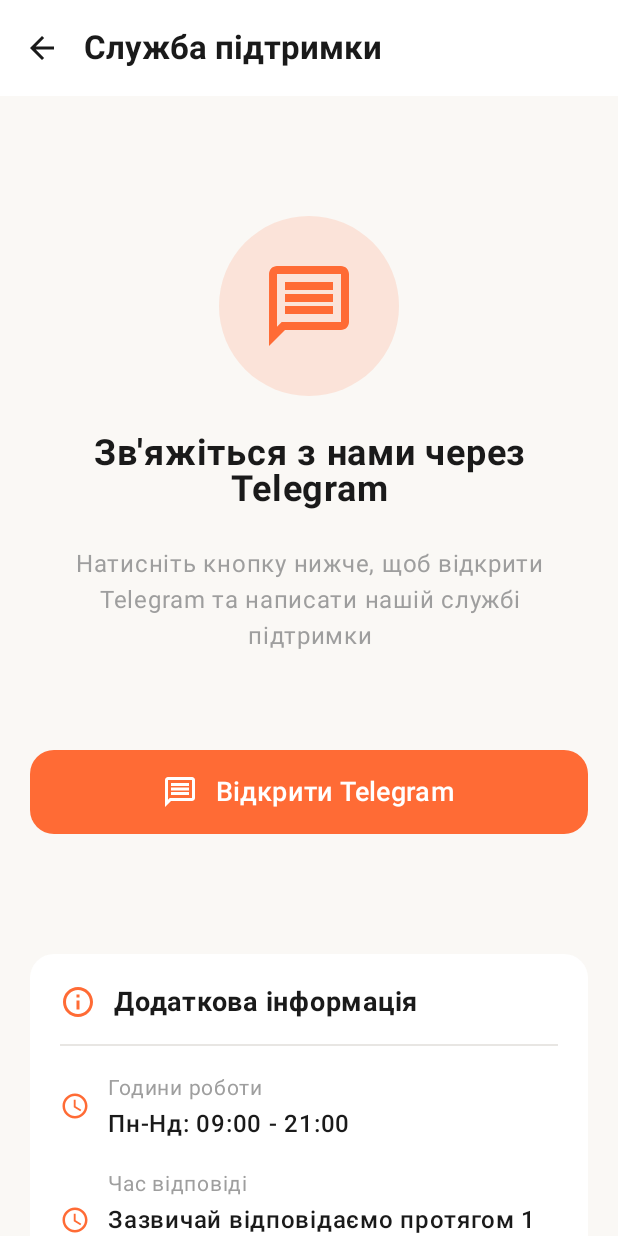
After one commit to Dimitrito/Mobile_Delivery, an Android app built with Jetpack Compose: the SupportScreen screen opened through its navigation route, on a phone screen of 412 x 824 dp. The commit adds this screen. Run offline under Robolectric (Android 15) with nearby library versions, the phone set to English and light mode, and no system bars; pictures from the network do not load.

Commit message:
feat: add Telegram support screen with bot integration

```diff
--- a/frontend/src/main/kotlin/com/mobiledelivery/presentation/navigation/AppNavigation.kt
+++ b/frontend/src/main/kotlin/com/mobiledelivery/presentation/navigation/AppNavigation.kt
@@ -36,6 +36,7 @@ import com.mobiledelivery.presentation.screens.home.HomeScreen
 import com.mobiledelivery.presentation.screens.login.LoginScreen
 import com.mobiledelivery.presentation.screens.profile.ProfileScreen
 import com.mobiledelivery.presentation.screens.register.RegisterScreen
+import com.mobiledelivery.presentation.screens.support.SupportScreen
 import com.mobiledelivery.presentation.states.UiState
 import com.mobiledelivery.presentation.viewmodels.AuthViewModel
 import com.mobiledelivery.presentation.viewmodels.CartViewModel
@@ -54,6 +55,7 @@ sealed class Screen(val route: String) {
     object Profile : Screen("profile")
     object CourierOrders : Screen("courier_orders")
     object Feedback : Screen("feedback")
+    object Support : Screen("support")
 
     object DishDetail : Screen("dish_detail/{dishId}") {
         fun createRoute(dishId: Int) = "dish_detail/$dishId"
@@ -187,6 +189,9 @@ fun AppNavigation(navController: NavHostController) {
                 onNavigateToDishDetail = { dishId ->
                     navController.navigate(Screen.DishDetail.createRoute(dishId))
                 },
+                onNavigateToSupport = {
+                    navController.navigate(Screen.Support.route)
+                },
                 currentRoute = currentRouteForHome
             )
         }
@@ -230,6 +235,12 @@ fun AppNavigation(navController: NavHostController) {
             FeedbackScreen(
                 viewModel = feedbackViewModel,
                 customerId = customerId,
+                onNavigateBack = { navController.popBackStack() }
+            )
+        }
+
+        composable(Screen.Support.route) {
+            SupportScreen(
                 onNavigateBack = { navController.popBackStack() }
             )
         }
--- a/frontend/src/main/kotlin/com/mobiledelivery/presentation/screens/home/HomeScreen.kt
+++ b/frontend/src/main/kotlin/com/mobiledelivery/presentation/screens/home/HomeScreen.kt
@@ -64,6 +64,7 @@ fun HomeScreen(
     onNavigateToProfile: () -> Unit,
     onNavigateToCourierOrders: () -> Unit = {},
     onNavigateToDishDetail: (Int) -> Unit = {},
+    onNavigateToSupport: () -> Unit = {},
     currentRoute: String = "home"
 ) {
     val currentUser by authViewModel.currentUser.collectAsStateWithLifecycle()
@@ -112,12 +113,30 @@ fun HomeScreen(
                     .background(CardBackground)
                     .padding(horizontal = 20.dp, vertical = 16.dp)
             ) {
+                Row(
+                    modifier = Modifier.fillMaxWidth(),
+                    horizontalArrangement = Arrangement.SpaceBetween,
+                    verticalAlignment = Alignment.CenterVertically
+                ) {
                     Text(
                         text = "Mobile Delivery",
                         fontSize = 24.sp,
                         fontWeight = FontWeight.Bold,
                         color = DarkText
                     )
+
+                    IconButton(
+                        onClick = { onNavigateToSupport() },
+                        modifier = Modifier.size(40.dp)
+                    ) {
+                        Icon(
+                            imageVector = Icons.Outlined.Help,
+                            contentDescription = "Служба підтримки",
+                            tint = OrangeAccent,
+                            modifier = Modifier.size(24.dp)
+                        )
+                    }
+                }
             }
 
             // Показуємо меню тільки для не-кур'єрів
--- /dev/null
+++ b/frontend/src/main/kotlin/com/mobiledelivery/presentation/screens/support/SupportScreen.kt
@@ -0,0 +1,247 @@
+package com.mobiledelivery.presentation.screens.support
+
+import android.content.Intent
+import android.net.Uri
+import androidx.compose.foundation.background
+import androidx.compose.foundation.layout.*
+import androidx.compose.foundation.rememberScrollState
+import androidx.compose.foundation.shape.RoundedCornerShape
+import androidx.compose.foundation.verticalScroll
+import androidx.compose.material.icons.Icons
+import androidx.compose.material.icons.filled.*
+import androidx.compose.material.icons.outlined.*
+import androidx.compose.material3.*
+import androidx.compose.runtime.*
+import androidx.compose.ui.Alignment
+import androidx.compose.ui.Modifier
+import androidx.compose.ui.graphics.Color
+import androidx.compose.ui.platform.LocalContext
+import androidx.compose.ui.text.font.FontWeight
+import androidx.compose.ui.text.style.TextAlign
+import androidx.compose.ui.unit.dp
+import androidx.compose.ui.unit.sp
+
+// Кольори
+private val OrangeAccent = Color(0xFFFF6B35)
+private val BackgroundColor = Color(0xFFFAF8F5)
+private val CardBackground = Color.White
+private val DarkText = Color(0xFF1A1A1A)
+private val GrayText = Color(0xFF9E9E9E)
+private val LightBorder = Color(0xFFE8E6E3)
+
+@OptIn(ExperimentalMaterial3Api::class)
+@Composable
+fun SupportScreen(
+    onNavigateBack: () -> Unit
+) {
+    val context = LocalContext.current
+
+    // Посилання на Telegram бота підтримки
+    val telegramBotUsername = "fooodDelivery_bot"
+
+    fun openTelegram() {
+        try {
+            // Спробуємо відкрити через Telegram app
+            val intent = Intent(Intent.ACTION_VIEW, Uri.parse("tg://resolve?domain=$telegramBotUsername"))
+            context.startActivity(intent)
+        } catch (e: Exception) {
+            // Якщо Telegram не встановлено, відкриваємо через браузер
+            try {
+                val intent = Intent(Intent.ACTION_VIEW, Uri.parse("https://t.me/$telegramBotUsername"))
+                context.startActivity(intent)
+            } catch (e2: Exception) {
+                // Якщо і це не спрацювало, показуємо повідомлення
+                android.widget.Toast.makeText(
+                    context,
+                    "Telegram не встановлено. Встановіть Telegram для зв'язку з підтримкою.",
+                    android.widget.Toast.LENGTH_LONG
+                ).show()
+            }
+        }
+    }
+
+    Scaffold(
+        containerColor = BackgroundColor,
+        topBar = {
+            TopAppBar(
+                title = {
+                    Text(
+                        text = "Служба підтримки",
+                        fontWeight = FontWeight.Bold,
+                        color = DarkText
+                    )
+                },
+                navigationIcon = {
+                    IconButton(onClick = onNavigateBack) {
+                        Icon(
+                            imageVector = Icons.Default.ArrowBack,
+                            contentDescription = "Назад",
+                            tint = DarkText
+                        )
+                    }
+                },
+                colors = TopAppBarDefaults.topAppBarColors(
+                    containerColor = CardBackground
+                )
+            )
+        }
+    ) { paddingValues ->
+        Column(
+            modifier = Modifier
+                .fillMaxSize()
+                .padding(paddingValues)
+                .verticalScroll(rememberScrollState())
+                .padding(horizontal = 20.dp, vertical = 16.dp),
+            horizontalAlignment = Alignment.CenterHorizontally,
+            verticalArrangement = Arrangement.spacedBy(24.dp)
+        ) {
+            Spacer(modifier = Modifier.height(40.dp))
+
+            // Іконка Telegram
+            Surface(
+                modifier = Modifier.size(120.dp),
+                shape = RoundedCornerShape(60.dp),
+                color = OrangeAccent.copy(alpha = 0.15f)
+            ) {
+                Box(
+                    contentAlignment = Alignment.Center,
+                    modifier = Modifier.fillMaxSize()
+                ) {
+                    Icon(
+                        imageVector = Icons.Outlined.Message,
+                        contentDescription = null,
+                        tint = OrangeAccent,
+                        modifier = Modifier.size(64.dp)
+                    )
+                }
+            }
+
+            Text(
+                text = "Зв'яжіться з нами через Telegram",
+                fontSize = 24.sp,
+                fontWeight = FontWeight.Bold,
+                color = DarkText,
+                textAlign = TextAlign.Center
+            )
+
+            Text(
+                text = "Натисніть кнопку нижче, щоб відкрити Telegram та написати нашій службі підтримки",
+                fontSize = 16.sp,
+                color = GrayText,
+                textAlign = TextAlign.Center,
+                modifier = Modifier.padding(horizontal = 16.dp)
+            )
+
+            Spacer(modifier = Modifier.height(16.dp))
+
+            // Кнопка відкриття Telegram
+            Button(
+                onClick = { openTelegram() },
+                modifier = Modifier
+                    .fillMaxWidth()
+                    .height(56.dp),
+                colors = ButtonDefaults.buttonColors(
+                    containerColor = OrangeAccent
+                ),
+                shape = RoundedCornerShape(16.dp)
+            ) {
+                Row(
+                    verticalAlignment = Alignment.CenterVertically,
+                    horizontalArrangement = Arrangement.spacedBy(12.dp)
+                ) {
+                    Icon(
+                        imageVector = Icons.Outlined.Message,
+                        contentDescription = null,
+                        modifier = Modifier.size(24.dp)
+                    )
+                    Text(
+                        text = "Відкрити Telegram",
+                        fontSize = 18.sp,
+                        fontWeight = FontWeight.SemiBold
+                    )
+                }
+            }
+
+            Spacer(modifier = Modifier.height(32.dp))
+
+            // Інформаційна картка
+            Card(
+                modifier = Modifier.fillMaxWidth(),
+                shape = RoundedCornerShape(16.dp),
+                colors = CardDefaults.cardColors(containerColor = CardBackground)
+            ) {
+                Column(
+                    modifier = Modifier.padding(20.dp),
+                    verticalArrangement = Arrangement.spacedBy(16.dp)
+                ) {
+                    Row(
+                        verticalAlignment = Alignment.CenterVertically,
+                        horizontalArrangement = Arrangement.spacedBy(12.dp)
+                    ) {
+                        Icon(
+                            imageVector = Icons.Outlined.Info,
+                            contentDescription = null,
+                            tint = OrangeAccent,
+                            modifier = Modifier.size(24.dp)
+                        )
+                        Text(
+                            text = "Додаткова інформація",
+                            fontSize = 18.sp,
+                            fontWeight = FontWeight.Bold,
+                            color = DarkText
+                        )
+                    }
+
+                    Divider(color = LightBorder)
+
+                    ContactInfoItem(
+                        icon = Icons.Outlined.Schedule,
+                        title = "Години роботи",
+                        value = "Пн-Нд: 09:00 - 21:00"
+                    )
+
+                    ContactInfoItem(
+                        icon = Icons.Outlined.AccessTime,
+                        title = "Час відповіді",
+                        value = "Зазвичай відповідаємо протягом 1 години"
+                    )
+                }
+            }
+        }
+    }
+}
+
+@Composable
+private fun ContactInfoItem(
+    icon: androidx.compose.ui.graphics.vector.ImageVector,
+    title: String,
+    value: String
+) {
+    Row(
+        modifier = Modifier.fillMaxWidth(),
+        verticalAlignment = Alignment.CenterVertically,
+        horizontalArrangement = Arrangement.spacedBy(12.dp)
+    ) {
+        Icon(
+            imageVector = icon,
+            contentDescription = null,
+            tint = OrangeAccent,
+            modifier = Modifier.size(20.dp)
+        )
+        Column(
+            modifier = Modifier.weight(1f)
+        ) {
+            Text(
+                text = title,
+                fontSize = 14.sp,
+                color = GrayText
+            )
+            Text(
+                text = value,
+                fontSize = 16.sp,
+                fontWeight = FontWeight.SemiBold,
+                color = DarkText
+            )
+        }
+    }
+}
```
Lines whose indentation alone changed are shown as unchanged.
